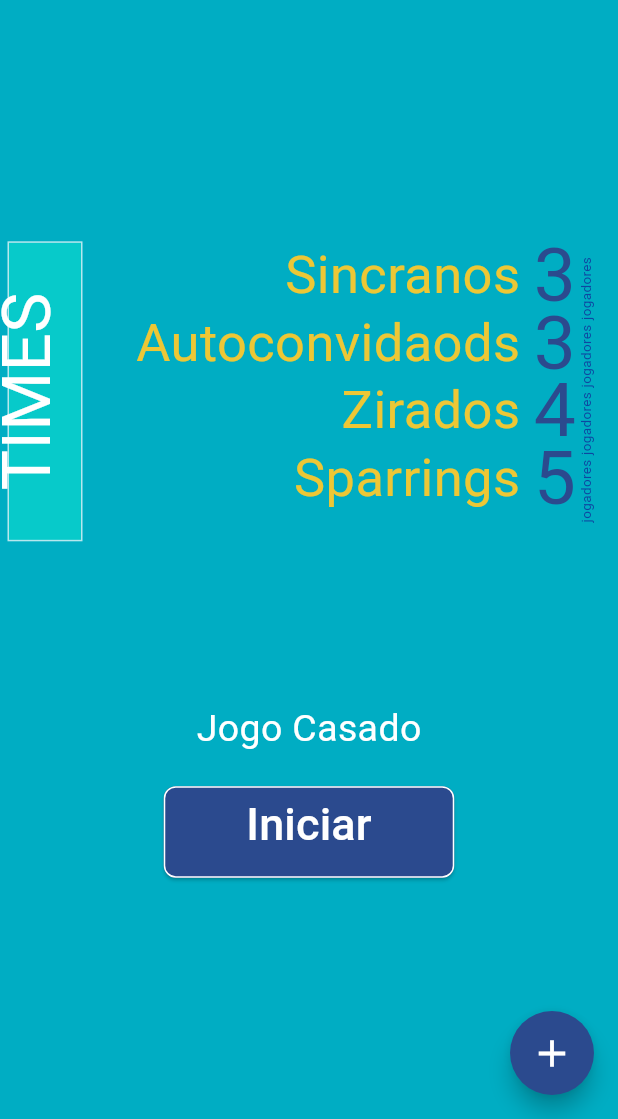
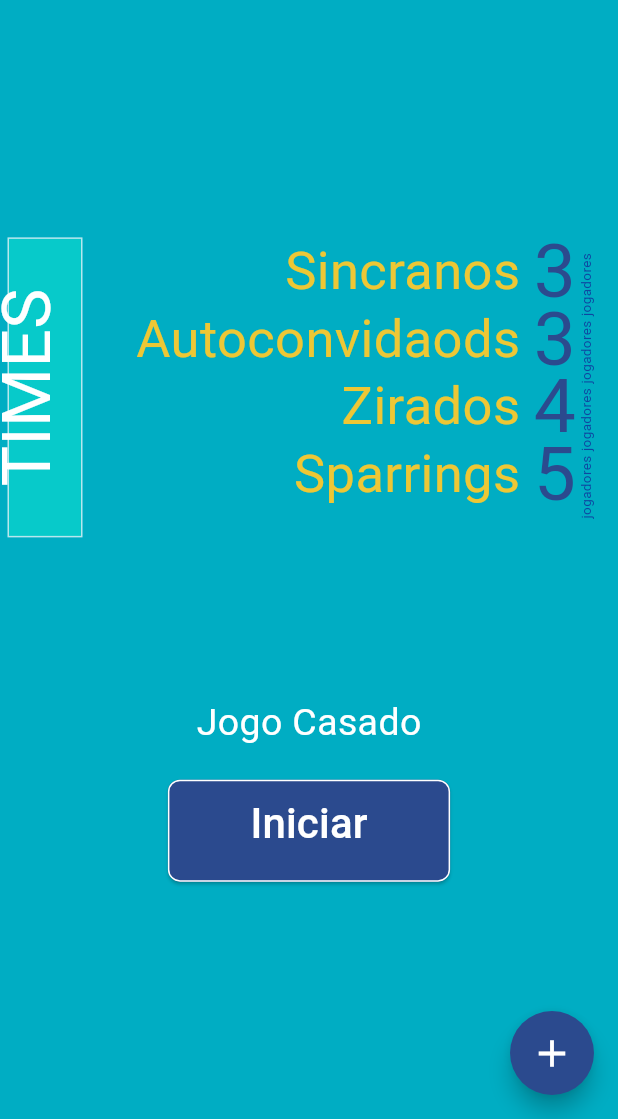
Before and after one commit to gabruurr/volley_app, a Flutter app: the screen it shows after launch, on a phone screen of 412 x 824 dp, the part 117-1236 px from its top. Run offline on Flutter 3.47's test engine with Material 3 defaults, Android fonts, the phone set to English and light mode, and no system bars; our stand-ins replace google_fonts; statements that could not run were skipped.

Commit message:
refactor: refatorado widget para botoes azuis

```diff
--- /dev/null
+++ b/lib/widgets/blue_button.dart
@@ -0,0 +1,51 @@
+import 'package:flutter/material.dart';
+import 'package:google_fonts/google_fonts.dart';
+
+class BlueButton extends StatelessWidget {
+  final double height;
+  final double widht;
+  final double offset;
+  final double fontSize;
+  final String label;
+  final Color foreground;
+  final Widget destiny;
+
+  const BlueButton({
+    super.key,
+    required this.height,
+    required this.widht,
+    required this.label,
+    required this.foreground,
+    required this.destiny,
+    required this.offset, required this.fontSize,
+  });
+
+  @override
+  Widget build(BuildContext context) {
+    return ElevatedButton(
+      style: ElevatedButton.styleFrom(
+        padding: EdgeInsets.symmetric(horizontal: widht, vertical: height),
+        backgroundColor: Color.fromARGB(255, 43, 74, 142),
+        shape: RoundedRectangleBorder(
+          borderRadius: BorderRadius.circular(8),
+          side: BorderSide(color: Colors.white),
+        ),
+      ),
+      onPressed: () {
+        Navigator.pushReplacement(
+          context,
+          MaterialPageRoute(builder: (context) => destiny),
+        );
+      },
+      child: Transform.translate(
+        offset: Offset(0, offset),
+        child: Text(
+          label,
+          style: GoogleFonts.concertOne(
+            textStyle: TextStyle(fontSize: fontSize, color: foreground),
+          ),
+        ),
+      ),
+    );
+  }
+}
--- a/lib/widgets/home_widgets/start_button.dart
+++ b/lib/widgets/home_widgets/start_button.dart
@@ -1,6 +1,7 @@
 import 'package:flutter/material.dart';
 import 'package:google_fonts/google_fonts.dart';
 import 'package:volley_app/screens/set.dart';
+import 'package:volley_app/widgets/blue_button.dart';
 
 class StartButton extends StatelessWidget {
   const StartButton({super.key});
@@ -16,27 +17,14 @@ class StartButton extends StatelessWidget {
             textStyle: TextStyle(fontSize: 25, color: Colors.white),
           ),
         ),
-        ElevatedButton(
-          style: ElevatedButton.styleFrom(
-            padding: EdgeInsets.only(left: 55, right: 55, top: 4, bottom: 14),
-            backgroundColor: Color.fromARGB(255, 43, 74, 142),
-            shape: RoundedRectangleBorder(
-              borderRadius: BorderRadius.circular(8),
-              side: BorderSide(color: Colors.white),
-            ),
-          ),
-          onPressed: () {
-            Navigator.push(
-              context,
-              MaterialPageRoute(builder: (context) => const SetWidget()),
-            );
-          },
-          child: Text(
-            "Iniciar",
-            style: GoogleFonts.concertOne(
-              textStyle: TextStyle(fontSize: 30, color: Colors.white),
-            ),
-          ),
+        BlueButton(
+          height: 14,
+          widht: 55,
+          fontSize: 28,
+          label: "Iniciar",
+          foreground: Colors.white,
+          destiny: SetScreen(),
+          offset: -5,
         ),
       ],
     );
```
